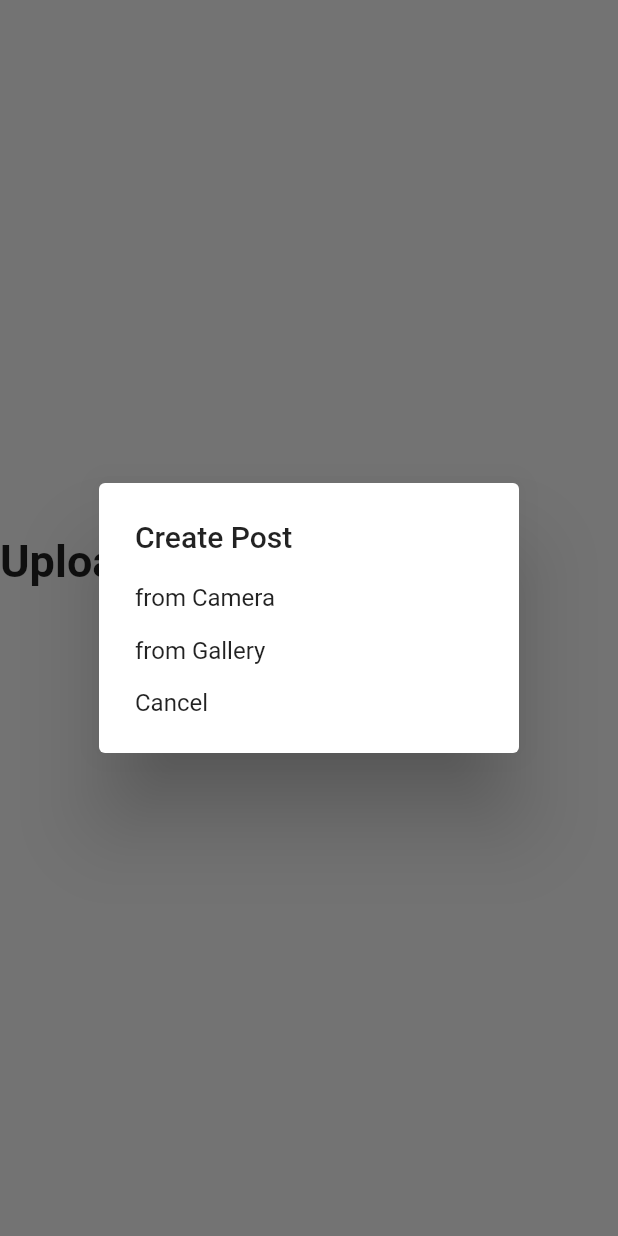
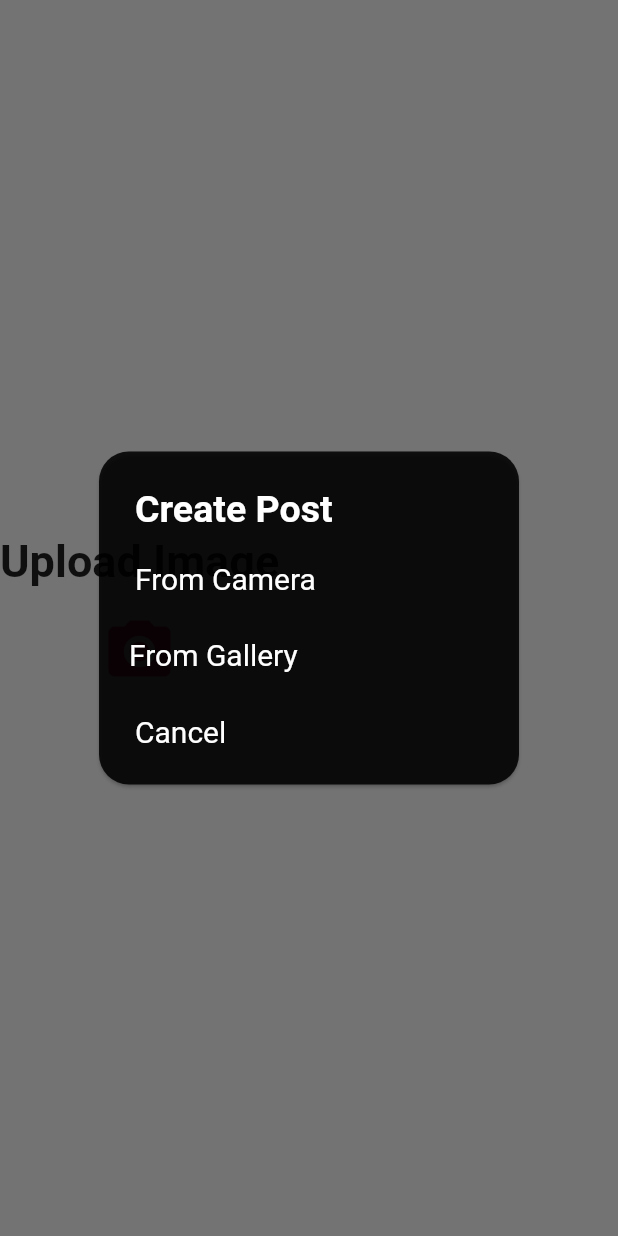
Before and after one commit to PetMeOfficial/PetMeOfficial, a Flutter app: the UploadPosts widget shown alone on an empty page, opened directly, after a tap on the "camera alt" icon, on a phone screen of 412 x 824 dp. Run offline on Flutter 3.47's test engine with Material 2 defaults, Android fonts, the phone set to English and light mode, and no system bars; our stand-ins replace cloud_firestore, firebase_auth, firebase_core, get, google_nav_bar, image_picker; accounts and stored records are empty.

Commit message:
Added Upload with Functionality

```diff
--- a/petme/lib/screens/HomeScreen/Navigation/upload_post.dart
+++ b/petme/lib/screens/HomeScreen/Navigation/upload_post.dart
@@ -13,11 +13,11 @@ class _UploadPostsState extends State<UploadPosts> {
   Uint8List? _file;
 
   pickImage(ImageSource source) async {
-    final ImagePicker _imagepicker = ImagePicker();
-    XFile? _file = await _imagepicker.pickImage(source: source);
+    final ImagePicker imagepicker = ImagePicker();
+    XFile? file = await imagepicker.pickImage(source: source);
 
-    if(_file != null){
-      return await _file.readAsBytes();
+    if(file != null){
+      return await file.readAsBytes();
     }
     debugPrint("No Image Selected");
   }
@@ -27,7 +27,16 @@ class _UploadPostsState extends State<UploadPosts> {
         context: parentContext,
         builder: (context){
           return SimpleDialog(
-            title: const Text("Create Post"),
+            shape: RoundedRectangleBorder(borderRadius: BorderRadius.circular(20)),
+            elevation: 1,
+            backgroundColor: Colors.black87,
+            title: const Text(
+              "Create Post",style: TextStyle(
+                fontSize: 25,
+                fontWeight: FontWeight.bold,
+                color: Colors.white
+            ),
+            ),
             children: <Widget>[
               SimpleDialogOption(
                 onPressed:  () async {
@@ -37,7 +46,7 @@ class _UploadPostsState extends State<UploadPosts> {
                     _file = file;
                   });
                 },
-                child: const Text("from Camera"),
+                child: const Text("From Camera",style: TextStyle(fontSize: 20,color: Colors.white),),
               ),
               SimpleDialogOption(
                 onPressed: () async {
@@ -47,10 +56,11 @@ class _UploadPostsState extends State<UploadPosts> {
                     _file = file;
                   });
                 },
-                child: const Text("from Gallery"),
+                padding: const EdgeInsets.symmetric(horizontal: 20,vertical: 20),
+                child: const Text("From Gallery",style: TextStyle(fontSize: 20,color: Colors.white),),
               ),
               SimpleDialogOption(
-                child: const Text("Cancel"),
+                child: const Text("Cancel",style: TextStyle(fontSize: 20,color: Colors.white),),
                 onPressed: () => Navigator.pop(context),
               ),
             ],
```
